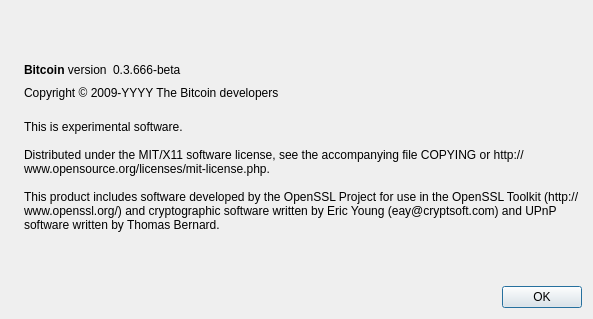
neiros/TDC, file src/qt/forms/aboutdialog.ui: the form before one commit.
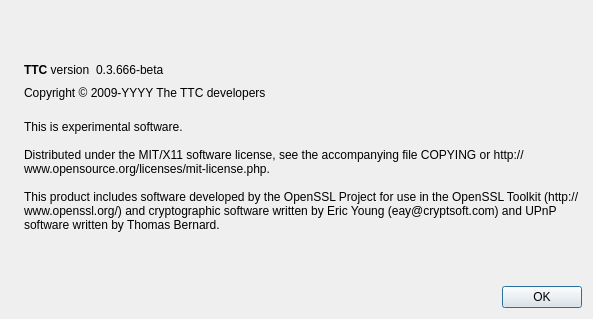
The form after the commit. Icons and pictures are not drawn.

What changed in the file:
```diff
--- a/src/qt/forms/aboutdialog.ui
+++ b/src/qt/forms/aboutdialog.ui
@@ -50,7 +50,7 @@
           <cursorShape>IBeamCursor</cursorShape>
          </property>
          <property name="text">
-          <string>&lt;b&gt;Bitcoin&lt;/b&gt; version</string>
+          <string>&lt;html&gt;&lt;head/&gt;&lt;body&gt;&lt;p&gt;&lt;span style=&quot; font-weight:600;&quot;&gt;TTC&lt;/span&gt; version&lt;/p&gt;&lt;/body&gt;&lt;/html&gt;</string>
          </property>
          <property name="textInteractionFlags">
           <set>Qt::LinksAccessibleByMouse|Qt::TextSelectableByKeyboard|Qt::TextSelectableByMouse</set>
@@ -91,7 +91,7 @@
         <cursorShape>IBeamCursor</cursorShape>
        </property>
        <property name="text">
-        <string notr="true">Copyright &amp;copy; 2009-YYYY The Bitcoin developers</string>
+        <string notr="true">Copyright &amp;copy; 2009-YYYY The TTC developers</string>
        </property>
        <property name="textFormat">
         <enum>Qt::RichText</enum>
```
Left out of the diff: 2 changed lines with no effect on the pictures.
